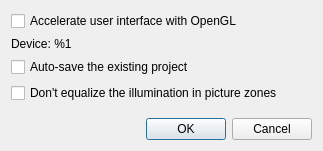
This is ui/SettingsDialog.ui in 4lex4/scantailor-advanced as Qt 5 draws it before an edit. The edited form follows.
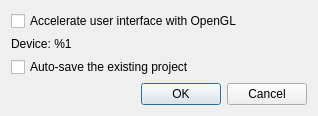
This is the edited form.

Commit message: Equalize illumination have been moved to page option & Cleaning up code from the ver. Featured deprecated features

```diff
--- a/ui/SettingsDialog.ui
+++ b/ui/SettingsDialog.ui
@@ -6,8 +6,8 @@
    <rect>
     <x>0</x>
     <y>0</y>
-    <width>323</width>
-    <height>151</height>
+    <width>318</width>
+    <height>112</height>
    </rect>
   </property>
   <property name="windowTitle">
@@ -35,13 +35,6 @@
      </property>
     </widget>
    </item>
-   <item>
-    <widget class="QCheckBox" name="DontEqualizeIlluminationPicZones">
-     <property name="text">
-      <string>Don't equalize the illumination in picture zones</string>
-     </property>
-    </widget>
-   </item>
    <item>
     <spacer name="verticalSpacer">
      <property name="orientation">
```
The commit also changes 11 other files.
